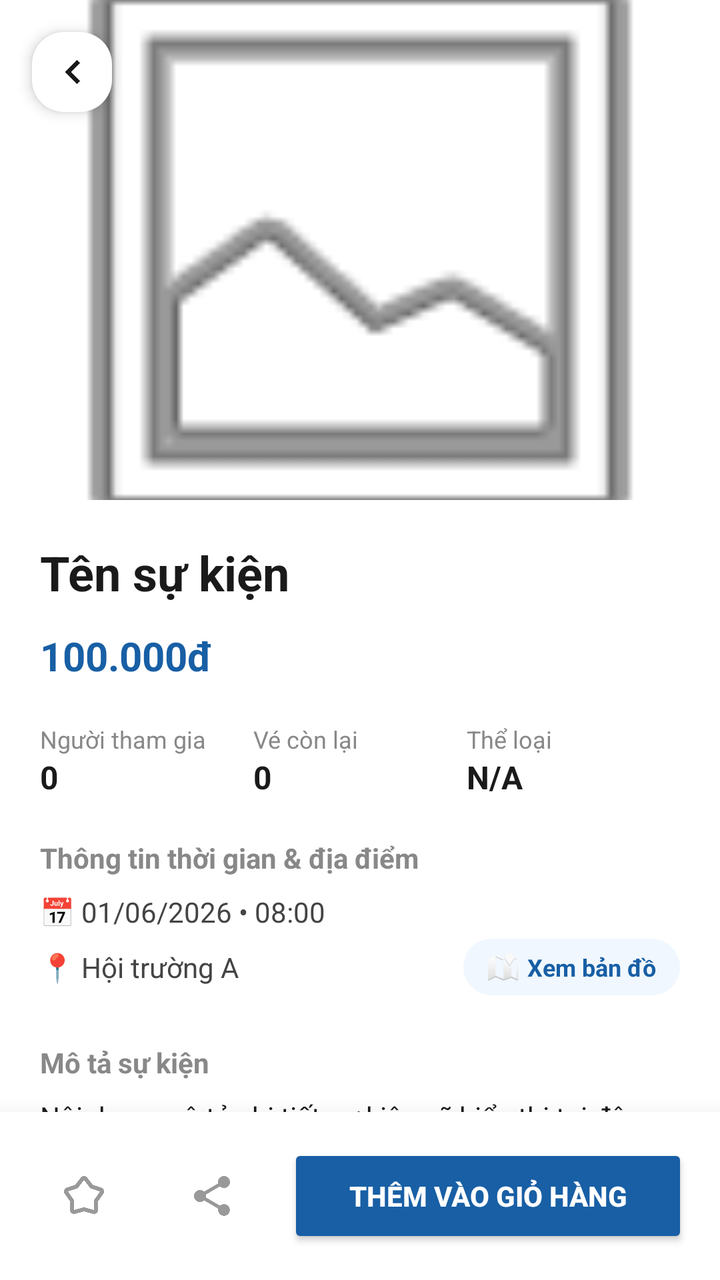
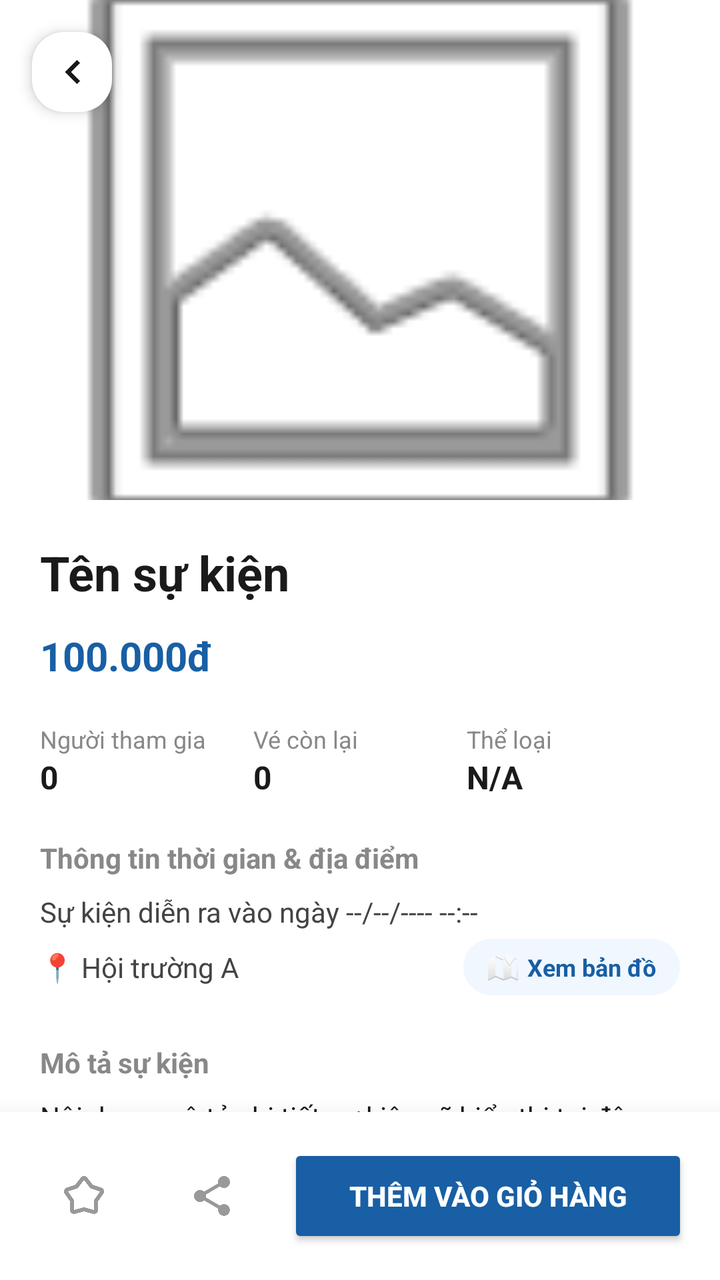

An Android layout rendered at two revisions. The XML below is the earlier revision; the diff shows what the commit changed to produce the second picture.
<!-- AndroidManifest.xml: activity theme Theme.AppCompat.Light.NoActionBar -->
<!-- res/layout/fragment_event_detail.xml -->
<?xml version="1.0" encoding="utf-8"?>
<RelativeLayout xmlns:android="http://schemas.android.com/apk/res/android"
    xmlns:app="http://schemas.android.com/apk/res-auto"
    android:layout_width="match_parent"
    android:layout_height="match_parent"
    android:background="#FFFFFF">

    <androidx.core.widget.NestedScrollView
        android:layout_width="match_parent"
        android:layout_height="match_parent"
        android:layout_above="@id/layoutBottomAction">

        <LinearLayout
            android:layout_width="match_parent"
            android:layout_height="wrap_content"
            android:orientation="vertical">

            <RelativeLayout
                android:layout_width="match_parent"
                android:layout_height="250dp">
                <ImageView
                    android:id="@+id/imgDetailBanner"
                    android:layout_width="match_parent"
                    android:layout_height="match_parent"
                    android:scaleType="centerCrop"
                    android:src="@android:drawable/ic_menu_gallery" />
                <ImageView
                    android:id="@+id/btnBackDetail"
                    android:layout_width="40dp"
                    android:layout_height="40dp"
                    android:layout_margin="16dp"
                    android:background="@drawable/card_background"
                    android:padding="8dp"
                    android:src="@drawable/ic_chevron_right"
                    android:rotation="180"
                    android:tint="#1A1A1A"
                    android:elevation="4dp"/>
            </RelativeLayout>

            <LinearLayout
                android:layout_width="match_parent"
                android:layout_height="wrap_content"
                android:orientation="vertical"
                android:padding="20dp">

                <TextView
                    android:id="@+id/tvDetailTitle"
                    android:layout_width="match_parent"
                    android:layout_height="wrap_content"
                    android:text="Tên sự kiện"
                    android:textSize="24sp"
                    android:textStyle="bold"
                    android:textColor="#1A1A1A"
                    android:layout_marginBottom="12dp"/>

                
                <androidx.cardview.widget.CardView
                    android:id="@+id/cardTicketOpenInfo"
                    android:layout_width="match_parent"
                    android:layout_height="wrap_content"
                    android:layout_marginBottom="20dp"
                    app:cardCornerRadius="16dp"
                    app:cardElevation="4dp"
                    android:visibility="gone">

                    <LinearLayout
                        android:layout_width="match_parent"
                        android:layout_height="wrap_content"
                        android:orientation="vertical"
                        android:gravity="center"
                        android:padding="20dp"
                        android:background="#FFF5F7">

                        <TextView
                            android:layout_width="wrap_content"
                            android:layout_height="wrap_content"
                            android:text="TICKET OPEN"
                            android:textColor="#F43F5E"
                            android:textSize="22sp"
                            android:textStyle="bold"
                            android:layout_marginBottom="16dp"
                            android:letterSpacing="0.1"/>

                        <TextView
                            android:layout_width="wrap_content"
                            android:layout_height="wrap_content"
                            android:text="Registration Period"
                            android:textColor="#888888"
                            android:textSize="12sp"
                            android:layout_marginBottom="4dp"/>

                        <TextView
                            android:id="@+id/tvDetailRegistrationPeriod"
                            android:layout_width="wrap_content"
                            android:layout_height="wrap_content"
                            android:text="19 - 22 June 2026"
                            android:textColor="#F43F5E"
                            android:textSize="20sp"
                            android:textStyle="bold"
                            android:layout_marginBottom="16dp"/>

                        <TextView
                            android:layout_width="wrap_content"
                            android:layout_height="wrap_content"
                            android:text="Ticket Winners Announcement"
                            android:textColor="#888888"
                            android:textSize="12sp"
                            android:layout_marginBottom="4dp"/>

                        <TextView
                            android:id="@+id/tvDetailAnnouncementDate"
                            android:layout_width="wrap_content"
                            android:layout_height="wrap_content"
                            android:text="24 June 2026"
                            android:textColor="#F43F5E"
                            android:textSize="20sp"
                            android:textStyle="bold"/>
                    </LinearLayout>
                </androidx.cardview.widget.CardView>

                <TextView
                    android:id="@+id/tvDetailPrice"
                    android:layout_width="wrap_content"
                    android:layout_height="wrap_content"
                    android:text="100.000đ"
                    android:textSize="20sp"
                    android:textStyle="bold"
                    android:textColor="#185FA5"
                    android:layout_marginBottom="20dp"/>

                <LinearLayout
                    android:layout_width="match_parent"
                    android:layout_height="wrap_content"
                    android:orientation="horizontal"
                    android:layout_marginBottom="20dp"
                    android:baselineAligned="false">

                    <LinearLayout
                        android:layout_width="0dp"
                        android:layout_height="wrap_content"
                        android:layout_weight="1"
                        android:orientation="vertical">
                        <TextView
                            android:layout_width="wrap_content"
                            android:layout_height="wrap_content"
                            android:text="Người tham gia"
                            android:textSize="12sp"
                            android:textColor="#888888"/>
                        <TextView
                            android:id="@+id/tvDetailAttendants"
                            android:layout_width="wrap_content"
                            android:layout_height="wrap_content"
                            android:text="0"
                            android:textSize="16sp"
                            android:textStyle="bold"
                            android:textColor="#1A1A1A"/>
                    </LinearLayout>

                    <LinearLayout
                        android:layout_width="0dp"
                        android:layout_height="wrap_content"
                        android:layout_weight="1"
                        android:orientation="vertical">
                        <TextView
                            android:layout_width="wrap_content"
                            android:layout_height="wrap_content"
                            android:text="Vé còn lại"
                            android:textSize="12sp"
                            android:textColor="#888888"/>
                        <TextView
                            android:id="@+id/tvDetailRemaining"
                            android:layout_width="wrap_content"
                            android:layout_height="wrap_content"
                            android:text="0"
                            android:textSize="16sp"
                            android:textStyle="bold"
                            android:textColor="#1A1A1A"/>
                    </LinearLayout>

                    <LinearLayout
                        android:layout_width="0dp"
                        android:layout_height="wrap_content"
                        android:layout_weight="1"
                        android:orientation="vertical">
                        <TextView
                            android:layout_width="wrap_content"
                            android:layout_height="wrap_content"
                            android:text="Thể loại"
                            android:textSize="12sp"
                            android:textColor="#888888"/>
                        <TextView
                            android:id="@+id/tvDetailCategory"
                            android:layout_width="wrap_content"
                            android:layout_height="wrap_content"
                            android:text="N/A"
                            android:textSize="16sp"
                            android:textStyle="bold"
                            android:textColor="#1A1A1A"/>
                    </LinearLayout>
                </LinearLayout>

                <TextView
                    android:layout_width="wrap_content"
                    android:layout_height="wrap_content"
                    android:text="Thông tin thời gian &amp; địa điểm"
                    android:textStyle="bold"
                    android:textColor="#888888"
                    android:textSize="14sp"
                    android:layout_marginBottom="8dp"/>

                <TextView
                    android:id="@+id/tvDetailDate"
                    android:layout_width="match_parent"
                    android:layout_height="wrap_content"
                    android:text="📅 01/06/2026 • 08:00"
                    android:textColor="#444444"
                    android:layout_marginBottom="4dp"/>

                <TextView
                    android:id="@+id/tvDetailTimeRange"
                    android:layout_width="match_parent"
                    android:layout_height="wrap_content"
                    android:text="🕒 08:00 - 17:00"
                    android:textColor="#444444"
                    android:layout_marginBottom="4dp"
                    android:visibility="gone"/>

                <TextView
                    android:id="@+id/tvRegistrationDeadline"
                    android:layout_width="match_parent"
                    android:layout_height="wrap_content"
                    android:text="⏰ Hạn đăng ký: --/--/----"
                    android:textColor="#E11D48"
                    android:textSize="13sp"
                    android:textStyle="bold"
                    android:layout_marginBottom="12dp"
                    android:visibility="gone"/>

                <LinearLayout
                    android:layout_width="match_parent"
                    android:layout_height="wrap_content"
                    android:orientation="horizontal"
                    android:gravity="center_vertical"
                    android:layout_marginBottom="24dp">

                    <TextView
                        android:id="@+id/tvDetailLocation"
                        android:layout_width="0dp"
                        android:layout_height="wrap_content"
                        android:layout_weight="1"
                        android:text="📍 Hội trường A"
                        android:textColor="#444444" />

                    <LinearLayout
                        android:id="@+id/btnViewMap"
                        android:layout_width="wrap_content"
                        android:layout_height="wrap_content"
                        android:orientation="horizontal"
                        android:gravity="center_vertical"
                        android:paddingHorizontal="12dp"
                        android:paddingVertical="6dp"
                        android:background="@drawable/card_background"
                        android:backgroundTint="#F0F7FF"
                        android:clickable="true"
                        android:focusable="true">

                        <ImageView
                            android:layout_width="16dp"
                            android:layout_height="16dp"
                            android:src="@android:drawable/ic_dialog_map"
                            android:layout_marginEnd="4dp"
                            android:contentDescription="Map icon" />

                        <TextView
                            android:layout_width="wrap_content"
                            android:layout_height="wrap_content"
                            android:text="Xem bản đồ"
                            android:textColor="#185FA5"
                            android:textSize="12sp"
                            android:textStyle="bold"/>
                    </LinearLayout>
                </LinearLayout>

                <TextView
                    android:layout_width="wrap_content"
                    android:layout_height="wrap_content"
                    android:text="Mô tả sự kiện"
                    android:textStyle="bold"
                    android:textColor="#888888"
                    android:textSize="14sp"
                    android:layout_marginBottom="8dp"/>

                <TextView
                    android:id="@+id/tvDetailDesc"
                    android:layout_width="match_parent"
                    android:layout_height="wrap_content"
                    android:text="Nội dung mô tả chi tiết sự kiện sẽ hiển thị tại đây..."
                    android:lineSpacingExtra="4dp"
                    android:textColor="#1A1A1A"
                    android:layout_marginBottom="24dp"/>

                <TextView
                    android:layout_width="wrap_content"
                    android:layout_height="wrap_content"
                    android:text="Loại vé"
                    android:textStyle="bold"
                    android:textColor="#888888"
                    android:textSize="14sp"
                    android:layout_marginBottom="8dp"/>

                <androidx.recyclerview.widget.RecyclerView
                    android:id="@+id/rvTicketTypes"
                    android:layout_width="match_parent"
                    android:layout_height="wrap_content"
                    android:layout_marginBottom="24dp"/>

                <TextView
                    android:layout_width="wrap_content"
                    android:layout_height="wrap_content"
                    android:text="Lịch trình sự kiện"
                    android:textStyle="bold"
                    android:textColor="#888888"
                    android:textSize="14sp"
                    android:layout_marginBottom="8dp"/>

                <androidx.recyclerview.widget.RecyclerView
                    android:id="@+id/rvTimeline"
                    android:layout_width="match_parent"
                    android:layout_height="wrap_content"
                    android:layout_marginBottom="24dp"
                    android:nestedScrollingEnabled="false"/>

                <View
                    android:layout_width="match_parent"
                    android:layout_height="1dp"
                    android:background="#EEEEEE"
                    android:layout_marginBottom="20dp"/>

                <TextView
                    android:layout_width="wrap_content"
                    android:layout_height="wrap_content"
                    android:text="Bình luận"
                    android:textStyle="bold"
                    android:textColor="#1A1A1A"
                    android:textSize="18sp"
                    android:layout_marginBottom="16dp"/>

                
                <LinearLayout
                    android:id="@+id/layoutCommentsList"
                    android:layout_width="match_parent"
                    android:layout_height="wrap_content"
                    android:orientation="vertical"
                    android:layout_marginBottom="20dp"/>

                
                <LinearLayout
                    android:layout_width="match_parent"
                    android:layout_height="wrap_content"
                    android:orientation="horizontal"
                    android:gravity="center_vertical"
                    android:background="@drawable/card_background"
                    android:backgroundTint="#F8F9FA"
                    android:padding="8dp">

                    <EditText
                        android:id="@+id/edtCommentInput"
                        android:layout_width="0dp"
                        android:layout_weight="1"
                        android:layout_height="wrap_content"
                        android:hint="Viết bình luận..."
                        android:background="@null"
                        android:padding="10dp"
                        android:textSize="14sp"
                        android:maxLines="3"/>

                    <ImageView
                        android:id="@+id/btnSendComment"
                        android:layout_width="40dp"
                        android:layout_height="40dp"
                        android:src="@android:drawable/ic_menu_send"
                        android:padding="8dp"
                        android:tint="#185FA5"
                        android:clickable="true"
                        android:focusable="true"/>
                </LinearLayout>

            </LinearLayout>
        </LinearLayout>
    </androidx.core.widget.NestedScrollView>

    <LinearLayout
        android:id="@+id/layoutBottomAction"
        android:layout_width="match_parent"
        android:layout_height="wrap_content"
        android:layout_alignParentBottom="true"
        android:background="#FFFFFF"
        android:elevation="16dp"
        android:padding="16dp"
        android:orientation="horizontal"
        android:gravity="center_vertical">

        <ImageView
            android:id="@+id/btnWishlist"
            android:layout_width="52dp"
            android:layout_height="52dp"
            android:layout_marginEnd="12dp"
            android:padding="14dp"
            android:src="@drawable/ic_star"
            android:tint="#999999"
            android:clickable="true"
            android:focusable="true"
            android:background="?attr/selectableItemBackground"/>

        <ImageView
            android:id="@+id/btnShareEvent"
            android:layout_width="52dp"
            android:layout_height="52dp"
            android:layout_marginEnd="12dp"
            android:padding="14dp"
            android:src="@drawable/ic_share_custom"
            android:tint="#999999"
            android:clickable="true"
            android:focusable="true"
            android:background="?attr/selectableItemBackground"/>

        <Button
            android:id="@+id/btnAddToCart"
            android:layout_width="0dp"
            android:layout_weight="1"
            android:layout_height="52dp"
            android:text="Thêm vào giỏ hàng"
            android:backgroundTint="#185FA5"
            android:textColor="#FFFFFF"
            android:textStyle="bold" />
    </LinearLayout>

</RelativeLayout>
<!-- resources referenced by this layout -->
<resources>
  <!-- drawable card_background (drawable) -->
  <?xml version="1.0" encoding="utf-8"?>
  <shape xmlns:android="http://schemas.android.com/apk/res/android">
      <solid android:color="#FFFFFF"/>
      <corners android:radius="16dp"/>
  </shape>
  <!-- drawable ic_chevron_right (drawable) -->
  <vector xmlns:android="http://schemas.android.com/apk/res/android" android:autoMirrored="true" android:height="24dp" android:tint="#000000" android:viewportHeight="960" android:viewportWidth="960" android:width="24dp">
        
      <path android:fillColor="@android:color/white" android:pathData="M504,480L320,296L376,240L616,480L376,720L320,664L504,480Z"/>
      
  </vector>
  <!-- drawable ic_share_custom (drawable) -->
  <vector xmlns:android="http://schemas.android.com/apk/res/android"
      android:width="24dp"
      android:height="24dp"
      android:viewportWidth="24"
      android:viewportHeight="24">
      <path
          android:fillColor="#000000"
          android:pathData="M18,16.08c-0.76,0 -1.44,0.3 -1.96,0.77L8.91,12.7c0.05,-0.23 0.09,-0.46 0.09,-0.7s-0.04,-0.47 -0.09,-0.7l7.05,-4.11c0.54,0.5 1.25,0.81 2.04,0.81 1.66,0 3,-1.34 3,-3s-1.34,-3 -3,-3s-3,1.34 -3,3c0,0.24 0.04,0.47 0.09,0.7L8.04,9.81C7.5,9.31 6.79,9 6,9c-1.66,0 -3,1.34 -3,3s1.34,3 3,3c0.79,0 1.5,-0.31 2.04,-0.81l7.12,4.16c-0.05,0.21 -0.08,0.43 -0.08,0.65 0,1.61 1.31,2.92 2.92,2.92s2.92,-1.31 2.92,-2.92 -1.31,-2.92 -2.92,-2.92z"/>
  </vector>
  <!-- drawable ic_star (drawable) -->
  <vector xmlns:android="http://schemas.android.com/apk/res/android" android:height="24dp" android:tint="#000000" android:viewportHeight="960" android:viewportWidth="960" android:width="24dp">
        
      <path android:fillColor="@android:color/white" android:pathData="M305,256L417,111Q429,95 445.5,87.5Q462,80 480,80Q498,80 514.5,87.5Q531,95 543,111L655,256L825,313Q851,321 866,342.5Q881,364 881,390Q881,402 877.5,414Q874,426 866,437L756,593L760,757Q761,792 737,816Q713,840 681,840Q679,840 659,837L480,787L301,837Q296,839 290,839.5Q284,840 279,840Q247,840 223,816Q199,792 200,757L204,592L95,437Q87,426 83.5,414Q80,402 80,390Q80,365 94.5,343.5Q109,322 135,313L305,256ZM354,325L160,389Q160,389 160,389Q160,389 160,389L284,568L280,759Q280,759 280,759Q280,759 280,759L480,704L680,760Q680,760 680,760Q680,760 680,760L676,568L800,391Q800,391 800,391Q800,391 800,391L606,325L480,160Q480,160 480,160Q480,160 480,160L354,325ZM480,460L480,460Q480,460 480,460Q480,460 480,460L480,460L480,460Q480,460 480,460Q480,460 480,460L480,460L480,460Q480,460 480,460Q480,460 480,460L480,460L480,460Q480,460 480,460Q480,460 480,460L480,460L480,460Q480,460 480,460Q480,460 480,460Z"/>
      
  </vector>
</resources>

<!-- the commit's change to res/layout/fragment_event_detail.xml (unified diff, before → after) -->
@@ -212,7 +212,7 @@
                     android:id="@+id/tvDetailDate"
                     android:layout_width="match_parent"
                     android:layout_height="wrap_content"
-                    android:text="📅 01/06/2026 • 08:00"
+                    android:text="Sự kiện diễn ra vào ngày --/--/---- --:--"
                     android:textColor="#444444"
                     android:layout_marginBottom="4dp"/>
 
